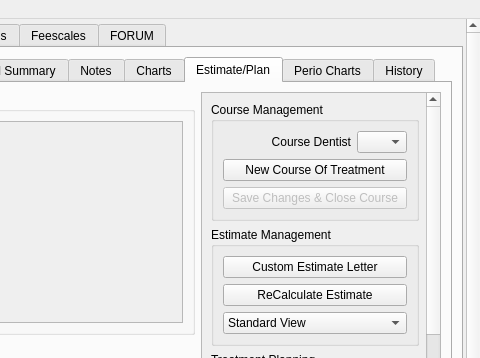
rowinggolfer/openmolar1, file qt-designer/main.ui: the form before one commit; both pictures show x 634 to 1114 and y 0 to 358 of the 1114 by 485 pixel window.
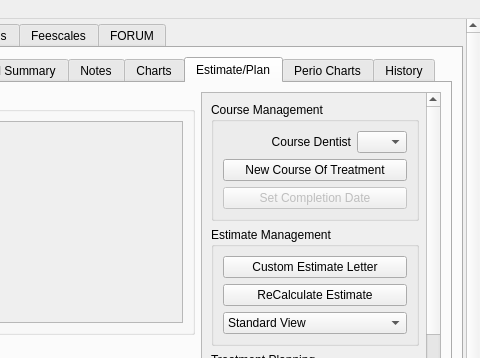
The form after the commit. Icons and pictures are not drawn.

Commit message: new course mangement policies

Patch:
```diff
--- a/qt-designer/main.ui
+++ b/qt-designer/main.ui
@@ -2994,7 +2994,7 @@
                              <bool>false</bool>
                             </property>
                             <property name="text">
-                             <string>Save Changes &amp;&amp; Close Course</string>
+                             <string>Set Completion Date</string>
                             </property>
                            </widget>
                           </item>
```
Left out of the diff: 4 changed lines with no effect on the pictures. The commit also changes 8 other files.
